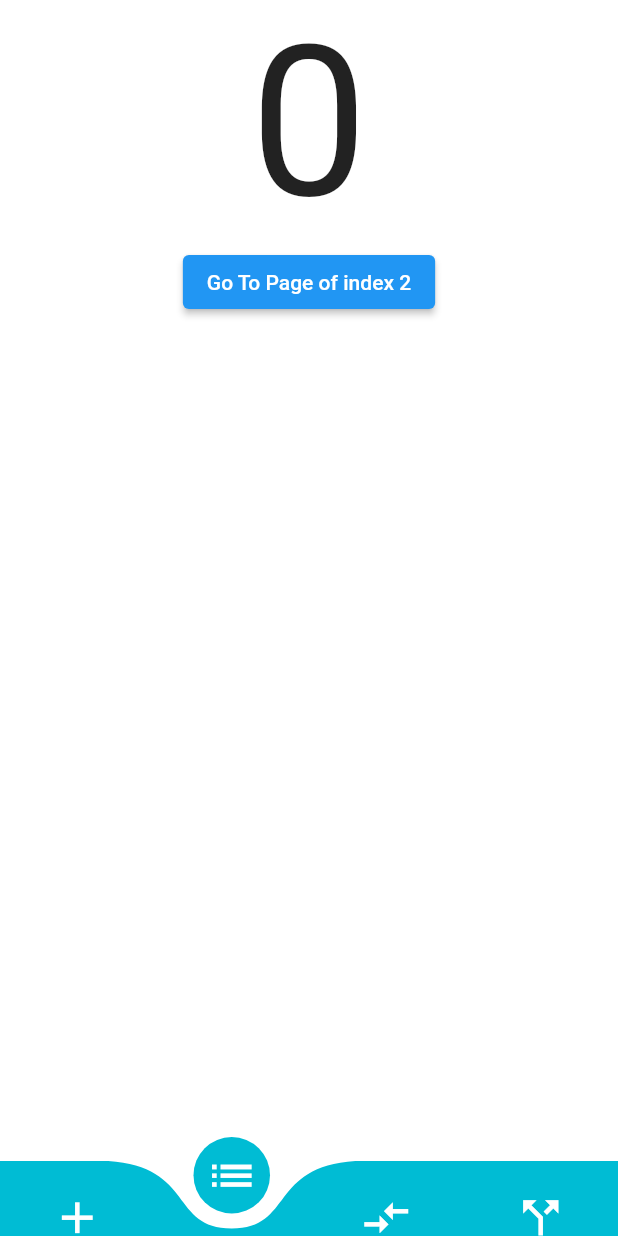
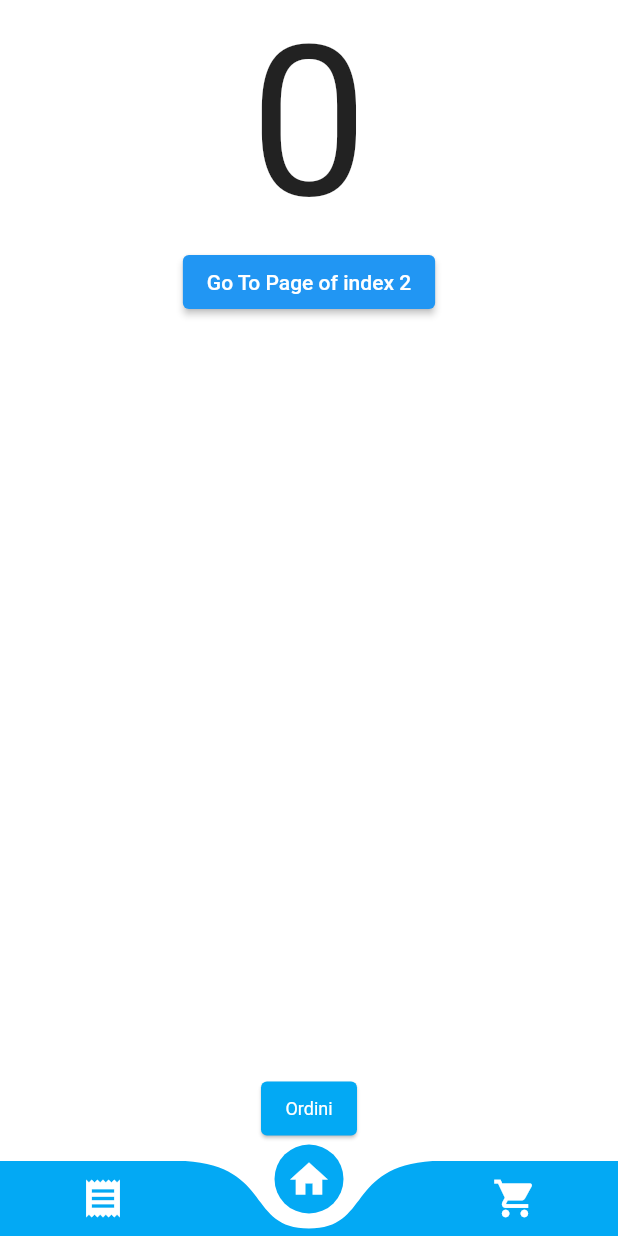
Before and after one commit to Gimmy1897/gattonero_flutter, a Flutter app: the screen it shows after launch, on a phone screen of 412 x 824 dp. Run offline on Flutter 3.47's test engine with Material 2 defaults, Android fonts, the phone set to English and light mode, and no system bars; drawn by our look-alikes of curved_navigation_bar.

Commit message:
aggiunto navigation menu

```diff
--- a/lib/main.dart
+++ b/lib/main.dart
@@ -1,5 +1,5 @@
 import 'package:flutter/material.dart';
-import 'package:curved_navigation_bar/curved_navigation_bar.dart';
+import 'package:gattonero_flutter/navigator/navigator.dart';
 
 void main() => runApp(MaterialApp(home: BottomNavBar()));
 
@@ -11,7 +11,6 @@
 class _BottomNavBarState extends State<BottomNavBar> {
   int _page = 0;
   GlobalKey _bottomNavigationKey = GlobalKey();
-
   @override
   Widget build(BuildContext context) {
     return Scaffold(
@@ -20,13 +19,12 @@
           index: 1,
           height: 50.0,
           items: <Widget>[
-            Icon(Icons.add, size: 35, color: Colors.white),
-            Icon(Icons.list, size: 35, color: Colors.white),
-            Icon(Icons.compare_arrows, size: 35, color: Colors.white),
-            Icon(Icons.call_split, size: 35, color: Colors.white),
+            Icon(Icons.receipt, size: 30, color: Colors.white),
+            Icon(Icons.home, size: 30, color: Colors.white),
+            Icon(Icons.shopping_cart, size: 30, color: Colors.white),
           ],
-          color: Colors.cyan,
-          buttonBackgroundColor: Colors.cyan,
+          color: Colors.lightBlue[500],
+          buttonBackgroundColor: Colors.lightBlue[500],
           backgroundColor: Colors.white,
           animationCurve: Curves.easeInOut,
           animationDuration: Duration(milliseconds: 450),
--- /dev/null
+++ b/lib/navigator/nav_button.dart
@@ -0,0 +1,36 @@
+import 'package:flutter/material.dart';
+
+class NavButton extends StatelessWidget {
+  final double position;
+  final int length;
+  final int index;
+  final ValueChanged<int> onTap;
+  final Widget child;
+
+  NavButton({this.onTap, this.position, this.length, this.index, this.child});
+
+  @override
+  Widget build(BuildContext context) {
+    final desiredPosition = 1.0 / length * index;
+    final difference = (position - desiredPosition).abs();
+    final verticalAlignment = 1 - length * difference;
+    final opacity = length * difference;
+    return Expanded(
+      child: GestureDetector(
+        behavior: HitTestBehavior.translucent,
+        onTap: () {
+          onTap(index);
+        },
+        child: Container(
+            height: 75.0,
+            child: Transform.translate(
+              offset: Offset(
+                  0, difference < 1.0 / length ? verticalAlignment * 40 : 0),
+              child: Opacity(
+                  opacity: difference < 1.0 / length * 0.99 ? opacity : 1.0,
+                  child: child),
+            )),
+      ),
+    );
+  }
+}
--- /dev/null
+++ b/lib/navigator/nav_custom_painter.dart
@@ -0,0 +1,53 @@
+import 'package:flutter/material.dart';
+
+class NavCustomPainter extends CustomPainter {
+  double loc;
+  double s;
+  Color color;
+  TextDirection textDirection;
+
+  NavCustomPainter(
+      double startingLoc, int itemsLength, this.color, this.textDirection) {
+    final span = 1.0 / itemsLength;
+    s = 0.2;
+    double l = startingLoc + (span - s) / 2;
+    loc = textDirection == TextDirection.rtl ? 0.8 - l : l;
+  }
+
+  @override
+  void paint(Canvas canvas, Size size) {
+    final paint = Paint()
+      ..color = color
+      ..style = PaintingStyle.fill;
+
+    final path = Path()
+      ..moveTo(0, 0)
+      ..lineTo((loc - 0.1) * size.width, 0)
+      ..cubicTo(
+        (loc + s * 0.20) * size.width,
+        size.height * 0.05,
+        loc * size.width,
+        size.height * 0.60,
+        (loc + s * 0.50) * size.width,
+        size.height * 0.60,
+      )
+      ..cubicTo(
+        (loc + s) * size.width,
+        size.height * 0.60,
+        (loc + s - s * 0.20) * size.width,
+        size.height * 0.05,
+        (loc + s + 0.1) * size.width,
+        0,
+      )
+      ..lineTo(size.width, 0)
+      ..lineTo(size.width, size.height)
+      ..lineTo(0, size.height)
+      ..close();
+    canvas.drawPath(path, paint);
+  }
+
+  @override
+  bool shouldRepaint(CustomPainter oldDelegate) {
+    return this != oldDelegate;
+  }
+}
--- /dev/null
+++ b/lib/navigator/navigator.dart
@@ -0,0 +1,217 @@
+import 'package:flutter/material.dart';
+import 'package:meta/meta.dart';
+import 'nav_button.dart';
+import 'nav_custom_painter.dart';
+
+typedef _LetIndexPage = bool Function(int value);
+
+class CurvedNavigationBar extends StatefulWidget {
+  final List<Widget> items;
+  final int index;
+  final Color color;
+  final Color buttonBackgroundColor;
+  final Color backgroundColor;
+  final ValueChanged<int> onTap;
+  final _LetIndexPage letIndexChange;
+  final Curve animationCurve;
+  final Duration animationDuration;
+  final double height;
+
+  CurvedNavigationBar({
+    Key key,
+    @required this.items,
+    this.index = 0,
+    this.color = Colors.white,
+    this.buttonBackgroundColor,
+    this.backgroundColor = Colors.blueAccent,
+    this.onTap,
+    _LetIndexPage letIndexChange,
+    this.animationCurve = Curves.easeOut,
+    this.animationDuration = const Duration(milliseconds: 600),
+    this.height = 75.0,
+  })  : letIndexChange = letIndexChange ?? ((_) => true),
+        assert(items != null),
+        assert(items.length >= 1),
+        assert(0 <= index && index < items.length),
+        assert(0 <= height && height <= 75.0),
+        super(key: key);
+
+  @override
+  CurvedNavigationBarState createState() => CurvedNavigationBarState();
+}
+
+String Switcher(int index) {
+  String temp;
+  switch (index) {
+    case 0:
+      temp = "Listino";
+      break;
+    case 1:
+      temp = "Ordini";
+      break;
+    case 2:
+      temp = "Carrello";
+      break;
+  }
+  return temp;
+}
+
+class CurvedNavigationBarState extends State<CurvedNavigationBar>
+    with SingleTickerProviderStateMixin {
+  double _startingPos;
+  int _endingIndex = 0;
+  double _pos;
+  double _buttonHide = 0;
+  Widget _icon;
+  String _label;
+  AnimationController _animationController;
+  int _length;
+
+  @override
+  void initState() {
+    super.initState();
+    _label = Switcher(widget.index);
+    _icon = widget.items[widget.index];
+    _length = widget.items.length;
+    _pos = widget.index / _length;
+    _startingPos = widget.index / _length;
+    _animationController = AnimationController(vsync: this, value: _pos);
+    _animationController.addListener(() {
+      setState(() {
+        _pos = _animationController.value;
+        final endingPos = _endingIndex / widget.items.length;
+        final middle = (endingPos + _startingPos) / 2;
+        if ((endingPos - _pos).abs() < (_startingPos - _pos).abs()) {
+          _icon = widget.items[_endingIndex];
+          _label = Switcher(_endingIndex);
+        }
+        _buttonHide =
+            (1 - ((middle - _pos) / (_startingPos - middle)).abs()).abs();
+      });
+    });
+  }
+
+  @override
+  void didUpdateWidget(CurvedNavigationBar oldWidget) {
+    super.didUpdateWidget(oldWidget);
+    if (oldWidget.index != widget.index) {
+      final newPosition = widget.index / _length;
+      _startingPos = _pos;
+      _endingIndex = widget.index;
+      _animationController.animateTo(newPosition,
+          duration: widget.animationDuration, curve: widget.animationCurve);
+    }
+  }
+
+  @override
+  void dispose() {
+    _animationController.dispose();
+    super.dispose();
+  }
+
+  @override
+  Widget build(BuildContext context) {
+    Size size = MediaQuery.of(context).size;
+    return Container(
+      color: widget.backgroundColor,
+      height: widget.height,
+      child: Stack(
+        clipBehavior: Clip.none,
+        alignment: Alignment.bottomCenter,
+        children: <Widget>[
+          Positioned(
+            bottom: -40 - (75.0 - widget.height),
+            left: Directionality.of(context) == TextDirection.rtl
+                ? null
+                : _pos * size.width,
+            right: Directionality.of(context) == TextDirection.rtl
+                ? _pos * size.width
+                : null,
+            width: size.width / _length,
+            child: Center(
+              child: Transform.translate(
+                offset: Offset(
+                  0,
+                  -(1 - _buttonHide) * 80,
+                ),
+                child: Center(
+                  child: Column(
+                    children: <Widget>[
+                      TextButton(
+                        child: Text(_label),
+                        style: TextButton.styleFrom(
+                          primary: Colors.white,
+                          backgroundColor: Colors.lightBlue[500],
+                          elevation: 1,
+                          textStyle: TextStyle(fontSize: 12),
+                        ),
+                        onPressed: () {},
+                      ),
+                      Material(
+                        color: widget.buttonBackgroundColor ?? widget.color,
+                        type: MaterialType.circle,
+                        child: Padding(
+                          padding: const EdgeInsets.all(8.0),
+                          child: _icon,
+                        ),
+                      ),
+                    ],
+                  ),
+                ),
+              ),
+            ),
+          ),
+          Positioned(
+            left: 0,
+            right: 0,
+            bottom: 0 - (75.0 - widget.height),
+            child: CustomPaint(
+              painter: NavCustomPainter(
+                  _pos, _length, widget.color, Directionality.of(context)),
+              child: Container(
+                height: 75.0,
+              ),
+            ),
+          ),
+          Positioned(
+            left: 0,
+            right: 0,
+            bottom: 0 - (75.0 - widget.height),
+            child: SizedBox(
+                height: 100.0,
+                child: Row(
+                    children: widget.items.map((item) {
+                  return NavButton(
+                    onTap: _buttonTap,
+                    position: _pos,
+                    length: _length,
+                    index: widget.items.indexOf(item),
+                    child: Center(child: item),
+                  );
+                }).toList())),
+          ),
+        ],
+      ),
+    );
+  }
+
+  void setPage(int index) {
+    _buttonTap(index);
+  }
+
+  void _buttonTap(int index) {
+    if (!widget.letIndexChange(index)) {
+      return;
+    }
+    if (widget.onTap != null) {
+      widget.onTap(index);
+    }
+    final newPosition = index / _length;
+    setState(() {
+      _startingPos = _pos;
+      _endingIndex = index;
+      _animationController.animateTo(newPosition,
+          duration: widget.animationDuration, curve: widget.animationCurve);
+    });
+  }
+}
--- a/lib/res/res.dart
+++ b/lib/res/res.dart
@@ -1,5 +1,3 @@
-import 'package:flutter/material.dart';
-
 class Color {}
 
 class Theme {}
--- a/pubspec.yaml
+++ b/pubspec.yaml
@@ -17,10 +17,11 @@
   sdk: ">=2.7.0 <3.0.0"
 
 dependencies:
-  hexcolor: ^1.0.6
   curved_navigation_bar: ^0.3.7
   flutter:
     sdk: flutter
+  splashscreen: ^1.3.5
+
 
   # The following adds the Cupertino Icons font to your application.
   # Use with the CupertinoIcons class for iOS style icons.
```
Also changed, not shown: pubspec.lock.
